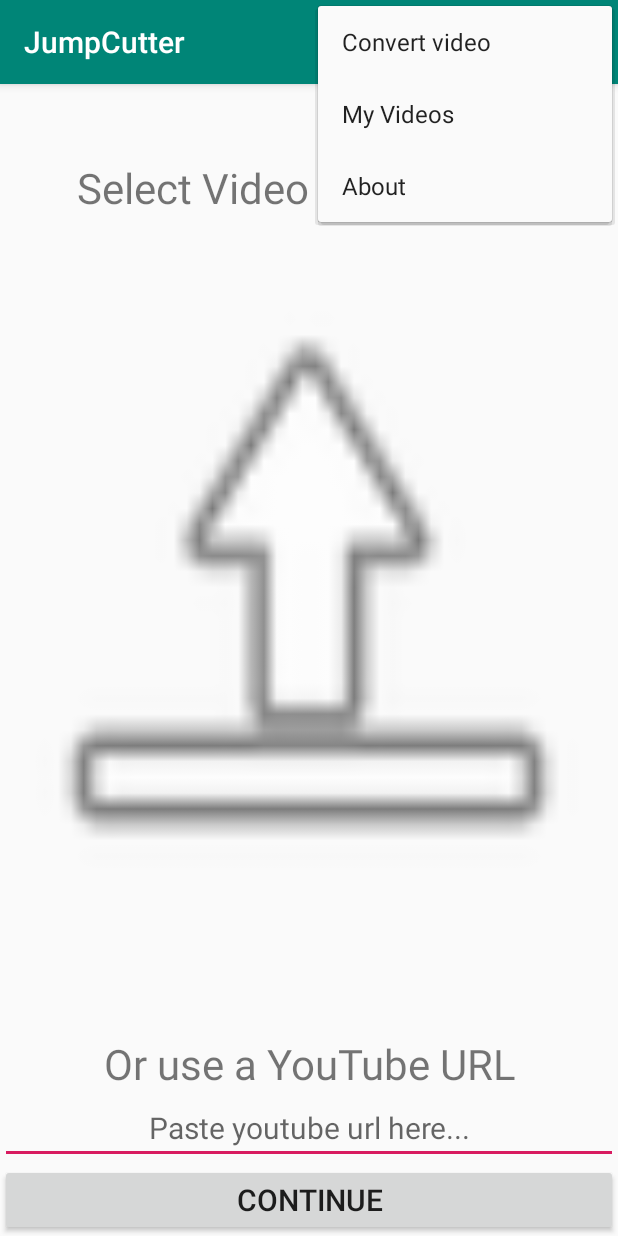
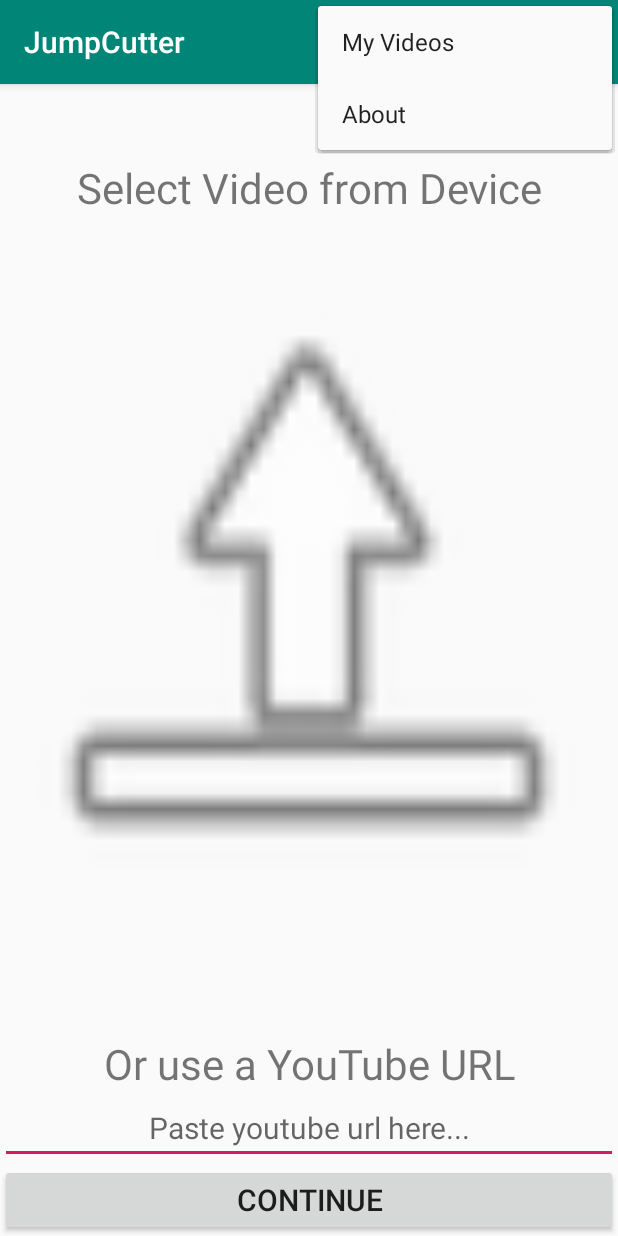
Before and after one commit to eddex/jumpcutter-android, an Android app: the screen it shows after launch (MainActivity), with the options menu open, on a phone screen of 412 x 824 dp. Run offline under Robolectric (Android 15) with nearby library versions, the phone set to English and light mode, and no system bars.

Commit message:
removed main view from menu

```diff
--- a/frontend/app/src/main/java/com/eddex/jackle/jumpcutter/AboutActivity.java
+++ b/frontend/app/src/main/java/com/eddex/jackle/jumpcutter/AboutActivity.java
@@ -36,9 +36,6 @@ public class AboutActivity extends AppCompatActivity {
     public boolean onOptionsItemSelected(MenuItem item) {
         // Handle item selection
         switch (item.getItemId()) {
-            case R.id.convertvideo:
-                this.startActivity(new Intent(this, MainActivity.class));
-                return true;
             case R.id.myvideos:
                 this.startActivity(new Intent(this, MyVideosActivity.class));
                 return true;
--- a/frontend/app/src/main/java/com/eddex/jackle/jumpcutter/MainActivity.java
+++ b/frontend/app/src/main/java/com/eddex/jackle/jumpcutter/MainActivity.java
@@ -39,8 +39,6 @@ public class MainActivity extends AppCompatActivity {
     public boolean onOptionsItemSelected(MenuItem item) {
         // Handle item selection
         switch (item.getItemId()) {
-            case R.id.convertvideo:
-                // already at this page, send toast?
             case R.id.myvideos:
                 this.startActivity(new Intent(this, MyVideosActivity.class));
                 return true;
--- a/frontend/app/src/main/java/com/eddex/jackle/jumpcutter/MyVideosActivity.java
+++ b/frontend/app/src/main/java/com/eddex/jackle/jumpcutter/MyVideosActivity.java
@@ -36,9 +36,6 @@ public class MyVideosActivity extends AppCompatActivity {
     public boolean onOptionsItemSelected(MenuItem item) {
         // Handle item selection
         switch (item.getItemId()) {
-            case R.id.convertvideo:
-                this.startActivity(new Intent(this, MainActivity.class));
-                return true;
             case R.id.about:
                 this.startActivity(new Intent(this, AboutActivity.class));
                 return true;
--- a/frontend/app/src/main/java/com/eddex/jackle/jumpcutter/SettingsActivity.java
+++ b/frontend/app/src/main/java/com/eddex/jackle/jumpcutter/SettingsActivity.java
@@ -3,9 +3,6 @@ package com.eddex.jackle.jumpcutter;
 import android.content.Intent;
 import android.os.Bundle;
 import android.support.v7.app.AppCompatActivity;
-import android.view.Menu;
-import android.view.MenuInflater;
-import android.view.MenuItem;
 
 public class SettingsActivity extends AppCompatActivity {
 
--- a/frontend/app/src/main/res/menu/menu.xml
+++ b/frontend/app/src/main/res/menu/menu.xml
@@ -1,7 +1,6 @@
 <?xml version="1.0" encoding="utf-8"?>
 <menu xmlns:android="http://schemas.android.com/apk/res/android"
     xmlns:app="http://schemas.android.com/apk/res-auto">
-    <item android:title="@string/convertvideo" android:id="@+id/convertvideo" />
     <item android:title="@string/myvideos" android:id="@+id/myvideos" />
     <item android:title="@string/about" android:id="@+id/about" />
 </menu>
```
